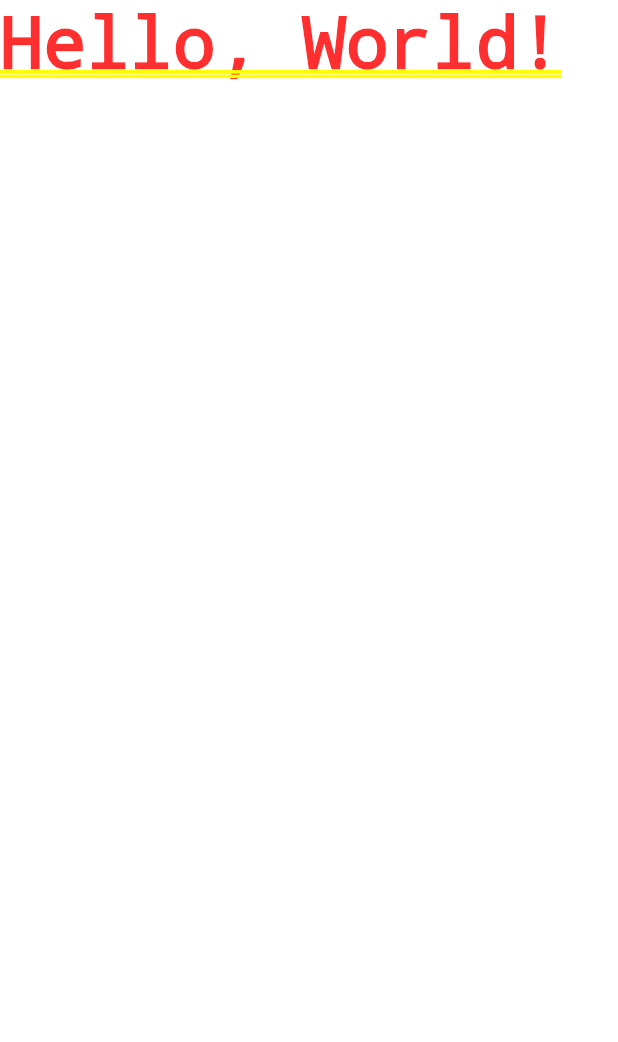
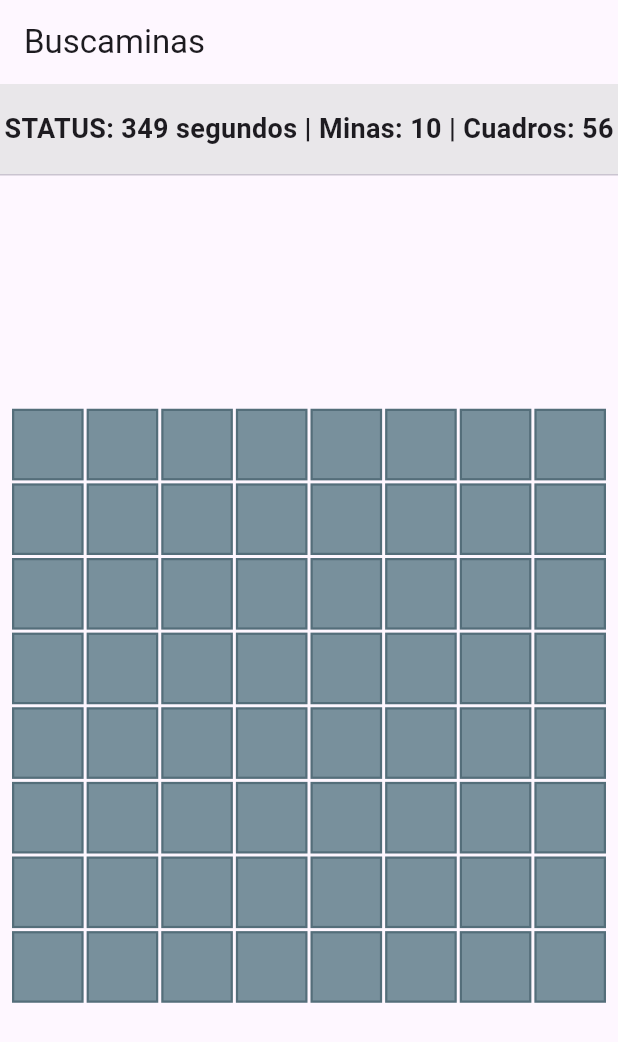
Before and after one commit to MariaJoseParedes/3479A321_2023479052, a Flutter app: the screen it shows after launch, on a phone screen of 412 x 824 dp. Shown: the top 1042 px of the screen. Run offline on Flutter 3.47's test engine with Material 3 defaults, Android fonts, the phone set to English and light mode, and no system bars.

Commit message:
Implementacion de arquitectura del tablero, layout principal y metodo gameBoard con gridView.

```diff
--- a/lib/main.dart
+++ b/lib/main.dart
@@ -5,13 +5,75 @@ void main() {
 }
 
 class MyApp extends StatelessWidget {
-  const MyApp({Key? key}) : super(key: key);
+  const MyApp({super.key});
   @override
   Widget build(BuildContext context) {
     return MaterialApp(
       title: 'Buscaminas',
       theme: ThemeData(primarySwatch: Colors.blue),
-      home: const Text('Hello, World!'), // Apuntamos a nuestra nueva pantalla
+      home: const MinesweeperScreen(), // Apuntamos a nuestra nueva pantalla
     );
   }
 }
+
+class MinesweeperScreen extends StatelessWidget {
+  const MinesweeperScreen({Key? key}) : super(key: key);
+
+  @override
+  Widget build(BuildContext context) {
+    return Scaffold(
+      appBar: AppBar(title: const Text('Buscaminas')),
+      body: SafeArea(
+        child: Column(
+          children: [
+            // Área de Status
+            Container(
+              height: 60,
+              color: const Color.fromARGB(176, 224, 224, 224),
+              child: const Center(
+                child: Text(
+                  'STATUS: 349 segundos | Minas: 10 | Cuadros: 56',
+                  style: TextStyle(fontWeight: FontWeight.bold, fontSize: 18),
+                ),
+              ),
+            ),
+            const Divider(height: 1),
+            // Área de Juego
+            Expanded(
+              //Expande el tablero para llenar la pantalla
+              child: _gameBoard(),
+            ), // Aquí llamamos al tablero
+          ],
+        ),
+      ),
+    );
+  }
+
+  Widget _gameBoard() {
+    return Center(
+      child: Padding(
+        padding: const EdgeInsets.all(8.0),
+        child: AspectRatio(
+          aspectRatio: 1.0, // Cuadrado perfecto
+          child: GridView.builder(
+            physics: const NeverScrollableScrollPhysics(),
+            gridDelegate: const SliverGridDelegateWithFixedCrossAxisCount(
+              crossAxisCount: 8, // 8 columnas
+              crossAxisSpacing: 2.0,
+              mainAxisSpacing: 2.0,
+            ),
+            itemCount: 64, // 8x8 = 64 celdas
+            itemBuilder: (context, index) {
+              return Container(
+                decoration: BoxDecoration(
+                  color: Colors.blueGrey[400],
+                  border: Border.all(color: Colors.blueGrey[600]!, width: 1.5),
+                ),
+              ); // Cada celda es un widget
+            },
+          ),
+        ),
+      ),
+    );
+  }
+}
```
